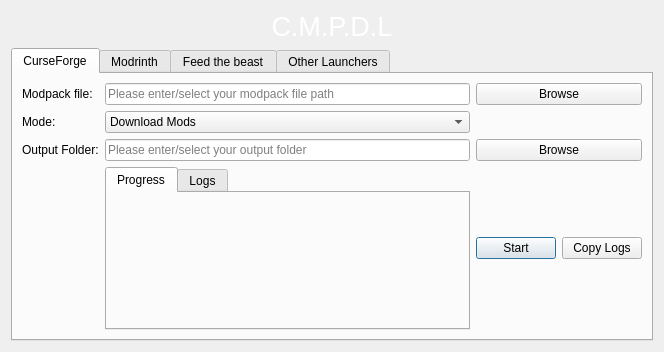
Qt form src/GUI/resources/interface.ui (Advik-B/CMPDL) before a commit.
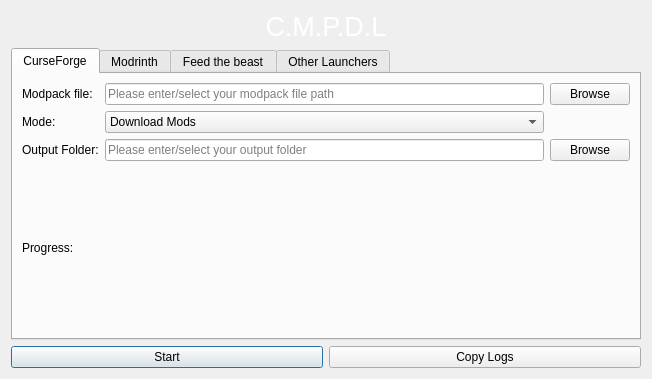
The same form after that commit.

Patch:
```diff
--- a/src/GUI/resources/interface.ui
+++ b/src/GUI/resources/interface.ui
@@ -6,8 +6,8 @@
    <rect>
     <x>0</x>
     <y>0</y>
-    <width>664</width>
-    <height>352</height>
+    <width>652</width>
+    <height>379</height>
    </rect>
   </property>
   <property name="font">
@@ -20,13 +20,6 @@
    <string>CMPDL by Advik</string>
   </property>
   <layout class="QGridLayout" name="gridLayout">
-   <item row="0" column="0">
-    <widget class="QLabel" name="label">
-     <property name="text">
-      <string>&lt;html&gt;&lt;head/&gt;&lt;body&gt;&lt;p align=&quot;center&quot;&gt;&lt;a href=&quot;https://github.com/Advik-B/CMPDL&quot;&gt;&lt;span style=&quot; font-size:20pt; text-decoration: none; color:#ffffff;&quot;&gt;C.M.P.D.L&lt;/span&gt;&lt;/a&gt;&lt;/p&gt;&lt;/body&gt;&lt;/html&gt;</string>
-     </property>
-    </widget>
-   </item>
    <item row="1" column="0">
     <widget class="QTabWidget" name="tabWidget">
      <property name="currentIndex">
@@ -111,43 +104,14 @@
          </property>
         </widget>
        </item>
-       <item row="3" column="4">
-        <layout class="QGridLayout" name="gridLayout_3">
-         <item row="0" column="1">
-          <widget class="QPushButton" name="pushButton">
-           <property name="text">
-            <string>Copy Logs</string>
-           </property>
-          </widget>
-         </item>
-         <item row="0" column="0">
-          <widget class="QPushButton" name="cf_start_btn">
-           <property name="text">
-            <string>Start</string>
-           </property>
-           <property name="default">
-            <bool>true</bool>
-           </property>
-          </widget>
-         </item>
-        </layout>
-       </item>
        <item row="3" column="2">
-        <widget class="QTabWidget" name="cf_utility_tabs">
-         <property name="currentIndex">
-          <number>0</number>
+        <widget class="QWidget" name="cf_placeholder" native="true"/>
+       </item>
+       <item row="3" column="0">
+        <widget class="QLabel" name="label_5">
+         <property name="text">
+          <string>Progress:</string>
          </property>
-         <widget class="QWidget" name="cf_placeholder">
-          <attribute name="title">
-           <string>Progress</string>
-          </attribute>
-          <layout class="QGridLayout" name="gridLayout_4"/>
-         </widget>
-         <widget class="QWidget" name="cf_logs">
-          <attribute name="title">
-           <string>Logs</string>
-          </attribute>
-         </widget>
         </widget>
        </item>
       </layout>
@@ -169,6 +133,34 @@
      </widget>
     </widget>
    </item>
+   <item row="0" column="0">
+    <widget class="QLabel" name="label">
+     <property name="text">
+      <string>&lt;html&gt;&lt;head/&gt;&lt;body&gt;&lt;p align=&quot;center&quot;&gt;&lt;a href=&quot;https://github.com/Advik-B/CMPDL&quot;&gt;&lt;span style=&quot; font-size:20pt; text-decoration: none; color:#ffffff;&quot;&gt;C.M.P.D.L&lt;/span&gt;&lt;/a&gt;&lt;/p&gt;&lt;/body&gt;&lt;/html&gt;</string>
+     </property>
+    </widget>
+   </item>
+   <item row="2" column="0">
+    <layout class="QGridLayout" name="gridLayout_3">
+     <item row="0" column="1">
+      <widget class="QPushButton" name="pushButton">
+       <property name="text">
+        <string>Copy Logs</string>
+       </property>
+      </widget>
+     </item>
+     <item row="0" column="0">
+      <widget class="QPushButton" name="cf_start_btn">
+       <property name="text">
+        <string>Start</string>
+       </property>
+       <property name="default">
+        <bool>true</bool>
+       </property>
+      </widget>
+     </item>
+    </layout>
+   </item>
   </layout>
  </widget>
  <resources/>
```
